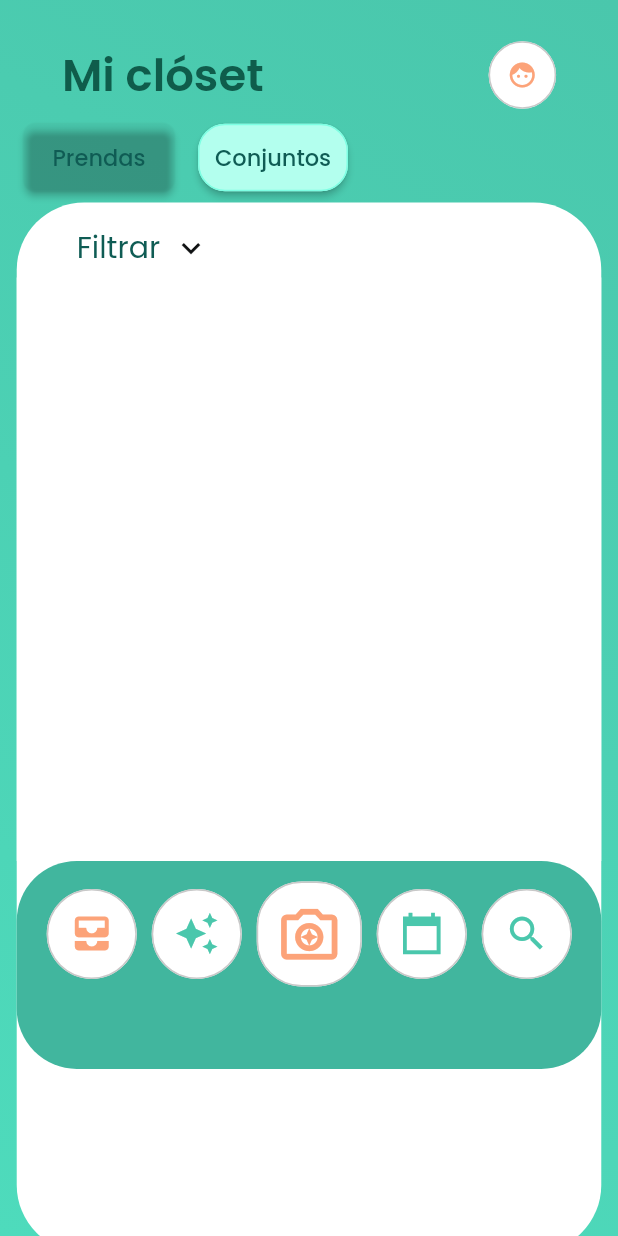
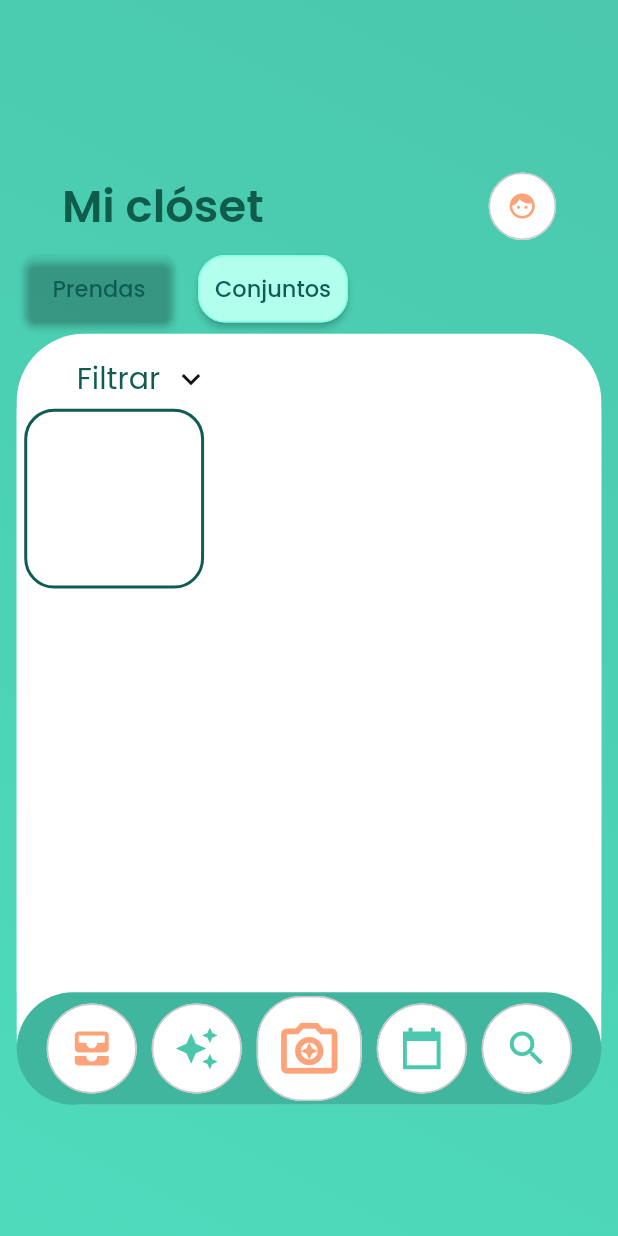
Before and after one commit to anyelot/rackityapp, a Flutter app: the ConjuntosPanWidget screen opened by its route, on a phone screen of 412 x 824 dp. Run offline on Flutter 3.47's test engine with Material 2 defaults, Android fonts, the light colour scheme and no system bars; drawn by our look-alikes of auto_size_text; our stand-ins replace firebase_auth, firebase_core, flutter_animate, font_awesome_flutter, from_css_color, go_router and 9 more; missing offline and left inert: json_path; accounts and stored records are empty.

Commit message:
Frontend update

```diff
--- a/lib/micloset/conjuntos/conjuntos_pan/conjuntos_pan_widget.dart
+++ b/lib/micloset/conjuntos/conjuntos_pan/conjuntos_pan_widget.dart
@@ -8,6 +8,7 @@ import 'package:flutter/scheduler.dart';
 import 'package:flutter_animate/flutter_animate.dart';
 import 'package:google_fonts/google_fonts.dart';
 import 'package:provider/provider.dart';
+
 import 'conjuntos_pan_model.dart';
 export 'conjuntos_pan_model.dart';
 
@@ -50,9 +51,9 @@ class _ConjuntosPanWidgetState extends State<ConjuntosPanWidget>
         decoration: BoxDecoration(
           gradient: LinearGradient(
             colors: [Color(0xFF4AC7AC), Color(0xFF4EDBBC)],
-            stops: [0.0, 1.0],
-            begin: AlignmentDirectional(1.0, -1.0),
-            end: AlignmentDirectional(-1.0, 1.0),
+            stops: [0, 1],
+            begin: AlignmentDirectional(1, -1),
+            end: AlignmentDirectional(-1, 1),
           ),
         ),
         child: Column(
@@ -60,10 +61,10 @@ class _ConjuntosPanWidgetState extends State<ConjuntosPanWidget>
           mainAxisAlignment: MainAxisAlignment.center,
           children: [
             SizedBox(
-              width: 10.0,
+              width: 10,
               child: Divider(
-                height: 25.0,
-                thickness: 1.0,
+                height: 25,
+                thickness: 1,
                 color: Color(0x00EEEEEE),
               ),
             ),
@@ -72,7 +73,7 @@ class _ConjuntosPanWidgetState extends State<ConjuntosPanWidget>
               mainAxisAlignment: MainAxisAlignment.center,
               children: [
                 Align(
-                  alignment: AlignmentDirectional(0.0, 0.0),
+                  alignment: AlignmentDirectional(0, 0),
                   child: Text(
                     'Mi clóset',
                     textAlign: TextAlign.start,
@@ -80,29 +81,29 @@ class _ConjuntosPanWidgetState extends State<ConjuntosPanWidget>
                       'Poppins',
                       color: Color(0xFF0F5C4B),
                       fontWeight: FontWeight.w600,
-                      fontSize: 30.0,
+                      fontSize: 30,
                       fontStyle: FontStyle.normal,
                     ),
                   ),
                 ),
                 SizedBox(
-                  height: 50.0,
+                  height: 50,
                   child: VerticalDivider(
-                    width: 150.0,
-                    thickness: 2.0,
+                    width: 150,
+                    thickness: 2,
                     color: Color(0x00EEEEEE),
                   ),
                 ),
                 FlutterFlowIconButton(
                   borderColor: Color(0xFFC8C8C8),
-                  borderRadius: 30.0,
-                  borderWidth: 1.0,
-                  buttonSize: 45.0,
+                  borderRadius: 30,
+                  borderWidth: 1,
+                  buttonSize: 45,
                   fillColor: Colors.white,
                   icon: Icon(
                     Icons.face_rounded,
                     color: Color(0xFFFCA379),
-                    size: 20.0,
+                    size: 20,
                   ),
                   onPressed: () async {
                     context.pushNamed(
@@ -122,9 +123,9 @@ class _ConjuntosPanWidgetState extends State<ConjuntosPanWidget>
               mainAxisSize: MainAxisSize.max,
               children: [
                 SizedBox(
-                  height: 60.0,
+                  height: 60,
                   child: VerticalDivider(
-                    thickness: 1.0,
+                    thickness: 1,
                     color: Color(0x00EEEEEE),
                   ),
                 ),
@@ -143,28 +144,27 @@ class _ConjuntosPanWidgetState extends State<ConjuntosPanWidget>
                   },
                   text: 'Prendas',
                   options: FFButtonOptions(
-                    width: 100.0,
-                    height: 45.0,
-                    padding: EdgeInsetsDirectional.fromSTEB(0.0, 0.0, 0.0, 0.0),
-                    iconPadding:
-                        EdgeInsetsDirectional.fromSTEB(0.0, 0.0, 0.0, 0.0),
+                    width: 100,
+                    height: 45,
+                    padding: EdgeInsetsDirectional.fromSTEB(0, 0, 0, 0),
+                    iconPadding: EdgeInsetsDirectional.fromSTEB(0, 0, 0, 0),
                     color: Color(0x004B39EF),
                     textStyle: FlutterFlowTheme.of(context).titleSmall.override(
                           fontFamily: 'Poppins',
                           color: Color(0xFF0F5C54),
-                          fontSize: 15.0,
+                          fontSize: 15,
                         ),
                     borderSide: BorderSide(
                       color: Colors.transparent,
-                      width: 1.0,
+                      width: 1,
                     ),
-                    borderRadius: BorderRadius.circular(8.0),
+                    borderRadius: BorderRadius.circular(8),
                   ),
                 ),
                 SizedBox(
-                  height: 60.0,
+                  height: 60,
                   child: VerticalDivider(
-                    thickness: 1.0,
+                    thickness: 1,
                     color: Color(0x00EEEEEE),
                   ),
                 ),
@@ -174,50 +174,47 @@ class _ConjuntosPanWidgetState extends State<ConjuntosPanWidget>
                   },
                   text: 'Conjuntos',
                   options: FFButtonOptions(
-                    width: 100.0,
-                    height: 45.0,
-                    padding: EdgeInsetsDirectional.fromSTEB(0.0, 0.0, 0.0, 0.0),
-                    iconPadding:
-                        EdgeInsetsDirectional.fromSTEB(0.0, 0.0, 0.0, 0.0),
+                    width: 100,
+                    height: 45,
+                    padding: EdgeInsetsDirectional.fromSTEB(0, 0, 0, 0),
+                    iconPadding: EdgeInsetsDirectional.fromSTEB(0, 0, 0, 0),
                     color: Color(0xFFB3FFEE),
                     textStyle: FlutterFlowTheme.of(context).titleSmall.override(
                           fontFamily: 'Poppins',
                           color: Color(0xFF0F5C54),
-                          fontSize: 15.0,
+                          fontSize: 15,
                         ),
                     borderSide: BorderSide(
                       color: Color(0xFF7DFFE3),
-                      width: 1.0,
+                      width: 1,
                     ),
-                    borderRadius: BorderRadius.circular(18.0),
+                    borderRadius: BorderRadius.circular(18),
                   ),
                 ),
               ],
             ),
             Container(
               width: 389.7,
-              height: 700.0,
               decoration: BoxDecoration(
                 color: FlutterFlowTheme.of(context).secondaryBackground,
-                borderRadius: BorderRadius.circular(45.0),
+                borderRadius: BorderRadius.circular(45),
               ),
               child: Column(
                 mainAxisSize: MainAxisSize.max,
                 children: [
                   Divider(
-                    height: 10.0,
-                    thickness: 1.0,
+                    height: 10,
+                    thickness: 1,
                     color: Color(0x00EEEEEE),
                   ),
                   Align(
-                    alignment: AlignmentDirectional(0.0, -0.95),
+                    alignment: AlignmentDirectional(0, -0.95),
                     child: Row(
                       mainAxisSize: MainAxisSize.max,
                       mainAxisAlignment: MainAxisAlignment.start,
                       children: [
                         Padding(
-                          padding: EdgeInsetsDirectional.fromSTEB(
-                              40.0, 0.0, 0.0, 0.0),
+                          padding: EdgeInsetsDirectional.fromSTEB(40, 0, 0, 0),
                           child: Text(
                             'Filtrar',
                             style: FlutterFlowTheme.of(context)
@@ -225,19 +222,19 @@ class _ConjuntosPanWidgetState extends State<ConjuntosPanWidget>
                                 .override(
                                   fontFamily: 'Poppins',
                                   color: Color(0xFF0F5C54),
-                                  fontSize: 20.0,
+                                  fontSize: 20,
                                 ),
                           ),
                         ),
                         FlutterFlowIconButton(
                           borderColor: Colors.transparent,
-                          borderRadius: 30.0,
-                          borderWidth: 1.0,
-                          buttonSize: 40.0,
+                          borderRadius: 30,
+                          borderWidth: 1,
+                          buttonSize: 40,
                           icon: Icon(
                             Icons.keyboard_arrow_down_outlined,
                             color: FlutterFlowTheme.of(context).primaryText,
-                            size: 25.0,
+                            size: 25,
                           ),
                           onPressed: () {
                             print('IconButton pressed ...');
@@ -248,143 +245,168 @@ class _ConjuntosPanWidgetState extends State<ConjuntosPanWidget>
                   ),
                   Container(
                     width: 395.9,
-                    height: 389.0,
+                    height: 389,
                     decoration: BoxDecoration(
                       color: Colors.white,
                     ),
+                    child: Padding(
+                      padding: EdgeInsetsDirectional.fromSTEB(5, 0, 5, 0),
+                      child: GridView(
+                        padding: EdgeInsets.zero,
+                        gridDelegate: SliverGridDelegateWithFixedCrossAxisCount(
+                          crossAxisCount: 3,
+                          crossAxisSpacing: 10,
+                          mainAxisSpacing: 10,
+                          childAspectRatio: 1,
+                        ),
+                        scrollDirection: Axis.vertical,
+                        children: [
+                          Container(
+                            width: 100,
+                            height: 100,
+                            decoration: BoxDecoration(
+                              color: Color(0x00FFFFFF),
+                              borderRadius: BorderRadius.circular(20),
+                              border: Border.all(
+                                color: Color(0xFF0F5C54),
+                                width: 2,
+                              ),
+                            ),
+                          ),
+                        ],
+                      ),
+                    ),
                   ),
                   Container(
-                    width: 398.4,
-                    height: 138.6,
                     decoration: BoxDecoration(
                       color: Color(0xFF41B69E),
-                      borderRadius: BorderRadius.circular(40.0),
+                      borderRadius: BorderRadius.circular(40),
                     ),
                     child: Align(
-                      alignment: AlignmentDirectional(0.0, -0.65),
+                      alignment: AlignmentDirectional(0, -0.65),
                       child: Row(
                         mainAxisSize: MainAxisSize.max,
                         children: [
                           SizedBox(
-                            height: 75.0,
+                            height: 75,
                             child: VerticalDivider(
-                              width: 20.0,
-                              thickness: 1.0,
+                              width: 20,
+                              thickness: 1,
                               color: Color(0x00EEEEEE),
                             ),
                           ),
                           FlutterFlowIconButton(
                             borderColor: Color(0xFFC8C8C8),
-                            borderRadius: 30.0,
-                            borderWidth: 1.0,
-                            buttonSize: 60.0,
+                            borderRadius: 30,
+                            borderWidth: 1,
+                            buttonSize: 60,
                             fillColor: Colors.white,
                             icon: Icon(
                               Icons.all_inbox,
                               color: Color(0xFFFCA379),
-                              size: 30.0,
+                              size: 30,
                             ),
                             onPressed: () {
                               print('IconButton pressed ...');
                             },
                           ),
                           SizedBox(
-                            height: 75.0,
+                            height: 75,
                             child: VerticalDivider(
-                              width: 10.0,
-                              thickness: 1.0,
+                              width: 10,
+                              thickness: 1,
                               color: Color(0x00EEEEEE),
                             ),
                           ),
                           FlutterFlowIconButton(
                             borderColor: Color(0xFFC8C8C8),
-                            borderRadius: 30.0,
-                            borderWidth: 1.0,
-                            buttonSize: 60.0,
+                            borderRadius: 30,
+                            borderWidth: 1,
+                            buttonSize: 60,
                             fillColor: Colors.white,
                             icon: Icon(
                               Icons.auto_awesome,
                               color: Color(0xFF4AC7AC),
-                              size: 30.0,
+                              size: 30,
                             ),
                             onPressed: () {
                               print('IconButton pressed ...');
                             },
                           ),
                           SizedBox(
-                            height: 75.0,
+                            height: 75,
                             child: VerticalDivider(
-                              width: 10.0,
-                              thickness: 1.0,
+                              width: 10,
+                              thickness: 1,
                               color: Color(0x00EEEEEE),
                             ),
                           ),
                           FlutterFlowIconButton(
                             borderColor: Color(0xFFC8C8C8),
-                            borderRadius: 30.0,
-                            borderWidth: 1.0,
-                            buttonSize: 70.0,
+                            borderRadius: 30,
+                            borderWidth: 1,
+                            buttonSize: 70,
                             fillColor: Colors.white,
                             icon: Icon(
                               Icons.camera_enhance_outlined,
                               color: Color(0xFFFCA379),
-                              size: 45.0,
+                              size: 45,
                             ),
                             onPressed: () {
                               print('IconButton pressed ...');
                             },
                           ),
                           SizedBox(
-                            height: 75.0,
+                            height: 75,
                             child: VerticalDivider(
-                              width: 10.0,
-                              thickness: 1.0,
+                              width: 10,
+                              thickness: 1,
                               color: Color(0x00EEEEEE),
                             ),
                           ),
                           FlutterFlowIconButton(
                             borderColor: Color(0xFFC8C8C8),
-                            borderRadius: 30.0,
-                            borderWidth: 1.0,
-                            buttonSize: 60.0,
+                            borderRadius: 30,
+                            borderWidth: 1,
+                            buttonSize: 60,
                             fillColor: Colors.white,
                             icon: Icon(
                               Icons.calendar_today_sharp,
                               color: Color(0xFF4AC7AC),
-                              size: 30.0,
+                              size: 30,
                             ),
                             onPressed: () {
                               print('IconButton pressed ...');
                             },
                           ),
                           SizedBox(
-                            height: 75.0,
+                            height: 75,
                             child: VerticalDivider(
-                              width: 10.0,
-                              thickness: 1.0,
+                              width: 10,
+                              thickness: 1,
                               color: Color(0x00EEEEEE),
                             ),
                           ),
                           FlutterFlowIconButton(
                             borderColor: Color(0xFFC8C8C8),
-                            borderRadius: 30.0,
-                            borderWidth: 1.0,
-                            buttonSize: 60.0,
+                            borderRadius: 30,
+                            borderWidth: 1,
+                            buttonSize: 60,
                             fillColor: Colors.white,
                             icon: Icon(
                               Icons.search_sharp,
                               color: Color(0xFF4AC7AC),
-                              size: 30.0,
+                              size: 30,
                             ),
                             onPressed: () {
                               print('IconButton pressed ...');
                             },
                           ),
                           SizedBox(
-                            height: 75.0,
+                            height: 75,
                             child: VerticalDivider(
-                              width: 20.0,
-                              thickness: 1.0,
+                              width: 20,
+                              thickness: 1,
                               color: Color(0x00EEEEEE),
                             ),
                           ),
```
